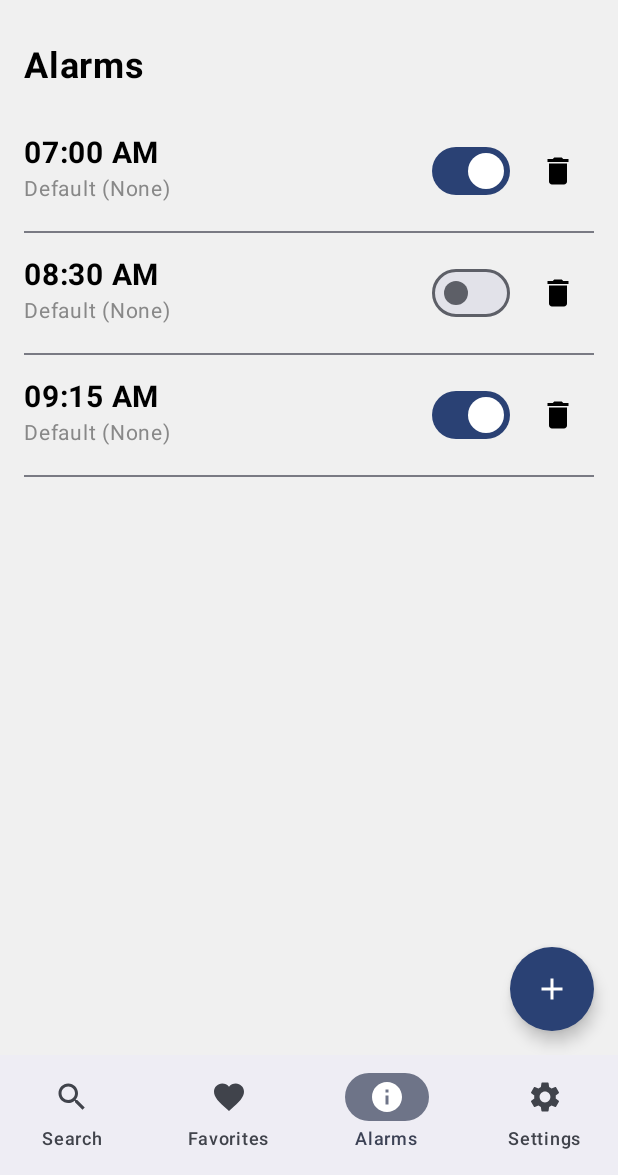
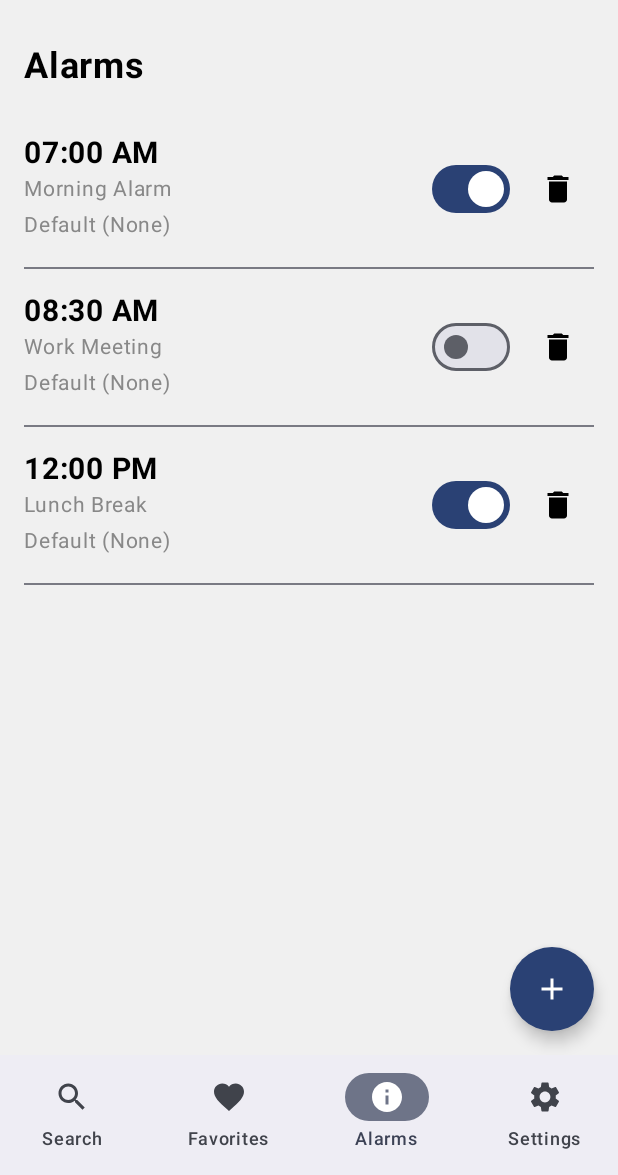
Before and after one commit to The-Sequence/LokAlert, an Android app built with Jetpack Compose: the screen it shows after launch (MainActivity), item 3 of the bottom bar chosen, on a phone screen of 412 x 824 dp, the part 61-1236 px from its top. Run offline under Robolectric (Android 15) with nearby library versions, the phone set to English and light mode, and no system bars.

Commit message:
Attempt to add dismiss button on alarm notification. Allows user to change the alarm label.

```diff
--- a/app/src/main/java/com/mobprog/lokalert/AlarmReceiver.kt
+++ b/app/src/main/java/com/mobprog/lokalert/AlarmReceiver.kt
@@ -27,6 +27,7 @@ class AlarmReceiver : BroadcastReceiver() {
     override fun onReceive(context: Context, intent: Intent) {
         val notificationManager = context.getSystemService(Context.NOTIFICATION_SERVICE) as NotificationManager
         val alarmId = intent.getLongExtra("ALARM_ID", -1)
+        val alarmName = intent.getStringExtra("ALARM_NAME") ?: "LokAlert"
 
         if (intent.action == ACTION_DISMISS) {
             stopRingtone()
@@ -63,7 +64,7 @@ class AlarmReceiver : BroadcastReceiver() {
         // Build the notification
         val notification = NotificationCompat.Builder(context, "lok_alert_channel")
             .setSmallIcon(R.drawable.ic_launcher_foreground)
-            .setContentTitle("LokAlert")
+            .setContentTitle(alarmName)
             .setContentText("Your alarm is going off!")
             .setPriority(NotificationCompat.PRIORITY_HIGH)
             .setCategory(NotificationCompat.CATEGORY_ALARM)
--- a/app/src/main/java/com/mobprog/lokalert/MainActivity.kt
+++ b/app/src/main/java/com/mobprog/lokalert/MainActivity.kt
@@ -56,7 +56,7 @@ import java.util.Calendar
 import java.util.Locale
 import java.util.UUID
 
-data class Alarm(val id: Long, val time: String, val soundUri: String, val isEnabled: Boolean)
+data class Alarm(val id: Long, val name: String, val time: String, val soundUri: String, val isEnabled: Boolean)
 
 class MainActivity : ComponentActivity() {
     override fun onCreate(savedInstanceState: Bundle?) {
@@ -93,9 +93,9 @@ fun LokAlertApp() {
     var alarms by remember {
         mutableStateOf(
             listOf(
-                Alarm(id = 1L, time = "07:00 AM", soundUri = defaultRingtoneUri, isEnabled = true),
-                Alarm(id = 2L, time = "08:30 AM", soundUri = defaultRingtoneUri, isEnabled = false),
-                Alarm(id = 3L, time = "09:15 AM", soundUri = defaultRingtoneUri, isEnabled = true)
+                Alarm(id = 1L, name = "Morning Alarm", time = "07:00 AM", soundUri = defaultRingtoneUri, isEnabled = true),
+                Alarm(id = 2L, name = "Work Meeting", time = "08:30 AM", soundUri = defaultRingtoneUri, isEnabled = false),
+                Alarm(id = 3L, name = "Lunch Break", time = "12:00 PM", soundUri = defaultRingtoneUri, isEnabled = true)
             )
         )
     }
@@ -248,6 +248,7 @@ fun EditAlarmDialog(alarm: Alarm?, onDismiss: () -> Unit, onSave: (Alarm) -> Uni
     val context = LocalContext.current
     val defaultRingtoneUri = remember { RingtoneManager.getDefaultUri(RingtoneManager.TYPE_ALARM).toString() }
 
+    var name by remember { mutableStateOf(alarm?.name ?: "Alarm") }
     var time by remember { mutableStateOf(alarm?.time ?: "07:00 AM") }
     var soundUri by remember { mutableStateOf(alarm?.soundUri ?: defaultRingtoneUri) }
 
@@ -293,6 +294,13 @@ fun EditAlarmDialog(alarm: Alarm?, onDismiss: () -> Unit, onSave: (Alarm) -> Uni
         text = {
             Column {
                 OutlinedTextField(
+                    value = name,
+                    onValueChange = { name = it },
+                    label = { Text("Alarm Name") },
+                    modifier = Modifier.fillMaxWidth()
+                )
+                Spacer(modifier = Modifier.height(16.dp))
+                OutlinedTextField(
                     value = time,
                     onValueChange = { },
                     label = { Text("Time") },
@@ -320,7 +328,7 @@ fun EditAlarmDialog(alarm: Alarm?, onDismiss: () -> Unit, onSave: (Alarm) -> Uni
         confirmButton = {
             Button(onClick = {
                 val alarmId = alarm?.id ?: UUID.randomUUID().mostSignificantBits
-                val newAlarm = alarm?.copy(time = time, soundUri = soundUri) ?: Alarm(id = alarmId, time = time, soundUri = soundUri, isEnabled = true)
+                val newAlarm = alarm?.copy(name = name, time = time, soundUri = soundUri) ?: Alarm(id = alarmId, name = name, time = time, soundUri = soundUri, isEnabled = true)
                 onSave(newAlarm)
             }) { Text("Save") }
         },
@@ -339,8 +347,9 @@ fun AlarmItem(alarm: Alarm, onToggle: (Boolean) -> Unit, onDelete: () -> Unit, o
         verticalAlignment = Alignment.CenterVertically,
         horizontalArrangement = Arrangement.SpaceBetween
     ) {
-        Column {
+        Column(modifier = Modifier.weight(1f)) {
             Text(text = alarm.time, fontSize = 20.sp, fontWeight = FontWeight.Bold)
+            Text(text = alarm.name, fontSize = 14.sp, color = Color.Gray)
             Text(text = getRingtoneTitle(context, alarm.soundUri), fontSize = 14.sp, color = Color.Gray)
         }
         Row(verticalAlignment = Alignment.CenterVertically) {
@@ -357,6 +366,7 @@ fun scheduleAlarm(context: Context, alarm: Alarm) {
     val alarmManager = context.getSystemService(Context.ALARM_SERVICE) as AlarmManager
     val intent = Intent(context, AlarmReceiver::class.java).apply {
         putExtra("ALARM_ID", alarm.id)
+        putExtra("ALARM_NAME", alarm.name)
         putExtra("ALARM_SOUND_URI", alarm.soundUri)
     }
 
```
